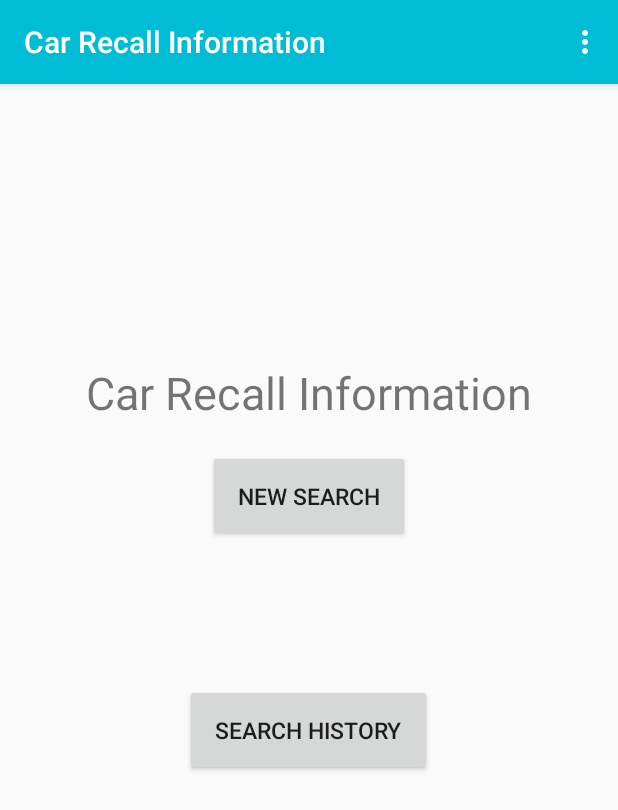
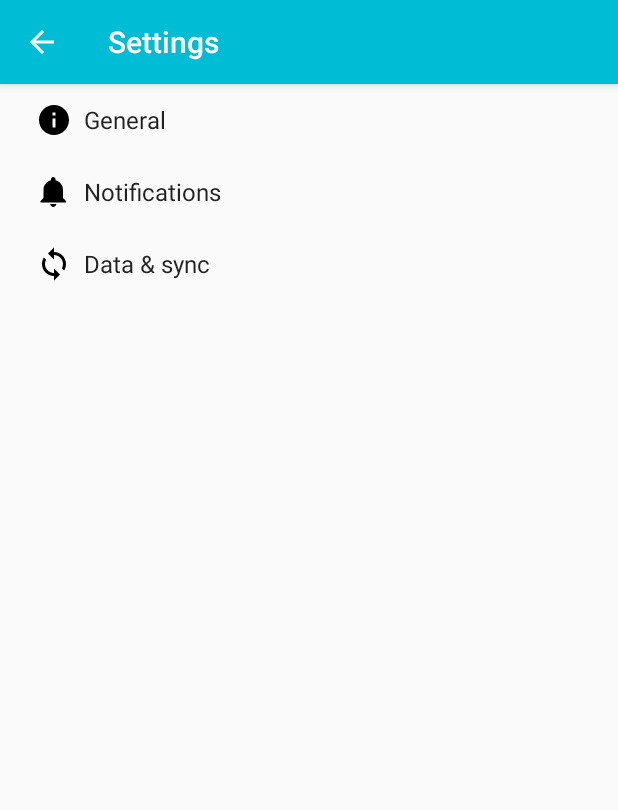
Before and after one commit to kevmck/CS656, an Android app: the screen it shows after launch (MainActivity before the commit, SettingsActivity after it), in the options menu, after a tap on "Settings", on a phone screen of 412 x 824 dp. Shown: the top 810 px of the screen. Run offline under Robolectric (Android 15) with nearby library versions, the phone set to English and light mode, and no system bars.

Commit message:
All menus working
Next action:
about page
import Kevins functions

```diff
--- a/CRI/app/build.gradle
+++ b/CRI/app/build.gradle
@@ -27,5 +27,6 @@ dependencies {
     compile 'com.android.support:appcompat-v7:25.1.1'
     compile 'com.android.support:design:25.1.1'
     compile 'com.android.support.constraint:constraint-layout:1.0.2'
+    compile 'com.android.support:support-v4:25.3.0'
     testCompile 'junit:junit:4.12'
 }
--- /dev/null
+++ b/CRI/app/src/main/java/cs656/cri/AppCompatPreferenceActivity.java
@@ -0,0 +1,109 @@
+package cs656.cri;
+
+import android.content.res.Configuration;
+import android.os.Bundle;
+import android.preference.PreferenceActivity;
+import android.support.annotation.LayoutRes;
+import android.support.annotation.Nullable;
+import android.support.v7.app.ActionBar;
+import android.support.v7.app.AppCompatDelegate;
+import android.support.v7.widget.Toolbar;
+import android.view.MenuInflater;
+import android.view.View;
+import android.view.ViewGroup;
+
+/**
+ * A {@link android.preference.PreferenceActivity} which implements and proxies the necessary calls
+ * to be used with AppCompat.
+ */
+public abstract class AppCompatPreferenceActivity extends PreferenceActivity {
+
+    private AppCompatDelegate mDelegate;
+
+    @Override
+    protected void onCreate(Bundle savedInstanceState) {
+        getDelegate().installViewFactory();
+        getDelegate().onCreate(savedInstanceState);
+        super.onCreate(savedInstanceState);
+    }
+
+    @Override
+    protected void onPostCreate(Bundle savedInstanceState) {
+        super.onPostCreate(savedInstanceState);
+        getDelegate().onPostCreate(savedInstanceState);
+    }
+
+    public ActionBar getSupportActionBar() {
+        return getDelegate().getSupportActionBar();
+    }
+
+    public void setSupportActionBar(@Nullable Toolbar toolbar) {
+        getDelegate().setSupportActionBar(toolbar);
+    }
+
+    @Override
+    public MenuInflater getMenuInflater() {
+        return getDelegate().getMenuInflater();
+    }
+
+    @Override
+    public void setContentView(@LayoutRes int layoutResID) {
+        getDelegate().setContentView(layoutResID);
+    }
+
+    @Override
+    public void setContentView(View view) {
+        getDelegate().setContentView(view);
+    }
+
+    @Override
+    public void setContentView(View view, ViewGroup.LayoutParams params) {
+        getDelegate().setContentView(view, params);
+    }
+
+    @Override
+    public void addContentView(View view, ViewGroup.LayoutParams params) {
+        getDelegate().addContentView(view, params);
+    }
+
+    @Override
+    protected void onPostResume() {
+        super.onPostResume();
+        getDelegate().onPostResume();
+    }
+
+    @Override
+    protected void onTitleChanged(CharSequence title, int color) {
+        super.onTitleChanged(title, color);
+        getDelegate().setTitle(title);
+    }
+
+    @Override
+    public void onConfigurationChanged(Configuration newConfig) {
+        super.onConfigurationChanged(newConfig);
+        getDelegate().onConfigurationChanged(newConfig);
+    }
+
+    @Override
+    protected void onStop() {
+        super.onStop();
+        getDelegate().onStop();
+    }
+
+    @Override
+    protected void onDestroy() {
+        super.onDestroy();
+        getDelegate().onDestroy();
+    }
+
+    public void invalidateOptionsMenu() {
+        getDelegate().invalidateOptionsMenu();
+    }
+
+    private AppCompatDelegate getDelegate() {
+        if (mDelegate == null) {
+            mDelegate = AppCompatDelegate.create(this, null);
+        }
+        return mDelegate;
+    }
+}
--- a/CRI/app/src/main/java/cs656/cri/MainActivity.java
+++ b/CRI/app/src/main/java/cs656/cri/MainActivity.java
@@ -54,6 +54,18 @@ public class MainActivity extends AppCompatActivity {
         startActivity(intent);
     }
 
+    private void launchActivity3()
+    {
+        Intent intent = new Intent(this, SettingsActivity.class);
+        startActivity(intent);
+    }
+
+    private void launchActivity4()
+    {
+        Intent intent = new Intent(this, About.class);
+        startActivity(intent);
+    }
+
     @Override
     public boolean onCreateOptionsMenu(Menu menu) {
         // Inflate the menu; this adds items to the action bar if it is present.
@@ -63,17 +75,24 @@ public class MainActivity extends AppCompatActivity {
 
     @Override
     public boolean onOptionsItemSelected(MenuItem item) {
-        // Handle action bar item clicks here. The action bar will
-        // automatically handle clicks on the Home/Up button, so long
-        // as you specify a parent activity in AndroidManifest.xml.
-        int id = item.getItemId();
+        switch (item.getItemId())
+        {
+            case R.id.action_settings:
+                launchActivity();
+                return true;
+            case R.id.action_settings1:
+                launchActivity2();
+                return true;
+            case R.id.action_settings2:
+                launchActivity3();
+                return true;
+            case R.id.action_settings3:
+                launchActivity4();
+                return true;
+            default:
+                return super.onOptionsItemSelected(item);
 
-        //noinspection SimplifiableIfStatement
-        if (id == R.id.action_settings) {
-            return true;
         }
-
-        return super.onOptionsItemSelected(item);
     }
 
     private void launchCarSearch()
--- /dev/null
+++ b/CRI/app/src/main/res/drawable/ic_info_black_24dp.xml
@@ -0,0 +1,9 @@
+<vector xmlns:android="http://schemas.android.com/apk/res/android"
+    android:width="24dp"
+    android:height="24dp"
+    android:viewportHeight="24.0"
+    android:viewportWidth="24.0">
+    <path
+        android:fillColor="#FF000000"
+        android:pathData="M12,2C6.48,2 2,6.48 2,12s4.48,10 10,10 10,-4.48 10,-10S17.52,2 12,2zm1,15h-2v-6h2v6zm0,-8h-2V7h2v2z" />
+</vector>
--- /dev/null
+++ b/CRI/app/src/main/res/drawable/ic_notifications_black_24dp.xml
@@ -0,0 +1,9 @@
+<vector xmlns:android="http://schemas.android.com/apk/res/android"
+    android:width="24dp"
+    android:height="24dp"
+    android:viewportHeight="24.0"
+    android:viewportWidth="24.0">
+    <path
+        android:fillColor="#FF000000"
+        android:pathData="M11.5,22c1.1,0 2,-0.9 2,-2h-4c0,1.1 0.9,2 2,2zm6.5,-6v-5.5c0,-3.07 -2.13,-5.64 -5,-6.32V3.5c0,-0.83 -0.67,-1.5 -1.5,-1.5S10,2.67 10,3.5v0.68c-2.87,0.68 -5,3.25 -5,6.32V16l-2,2v1h17v-1l-2,-2z" />
+</vector>
--- /dev/null
+++ b/CRI/app/src/main/res/drawable/ic_sync_black_24dp.xml
@@ -0,0 +1,9 @@
+<vector xmlns:android="http://schemas.android.com/apk/res/android"
+    android:width="24dp"
+    android:height="24dp"
+    android:viewportHeight="24.0"
+    android:viewportWidth="24.0">
+    <path
+        android:fillColor="#FF000000"
+        android:pathData="M12 4V1L8 5l4 4V6c3.31 0 6 2.69 6 6 0 1.01,-.25 1.97,-.7 2.8l1.46 1.46C19.54 15.03 20 13.57 20 12c0,-4.42,-3.58,-8,-8,-8zm0 14c-3.31 0,-6,-2.69,-6,-6 0,-1.01.25,-1.97.7,-2.8L5.24 7.74C4.46 8.97 4 10.43 4 12c0 4.42 3.58 8 8 8v3l4,-4,-4,-4v3z" />
+</vector>
--- a/CRI/app/src/main/res/values/strings.xml
+++ b/CRI/app/src/main/res/values/strings.xml
@@ -74,5 +74,78 @@
         <item>1950</item>
         <item>1949</item>
     </string-array>
+    <string name="title_activity_settings">Settings</string>
+
+    <!-- Strings related to Settings -->
+
+    <!-- Example General settings -->
+    <string name="pref_header_general">General</string>
+
+    <string name="pref_title_social_recommendations">Enable social recommendations</string>
+    <string name="pref_description_social_recommendations">Recommendations for people to contact
+        based on your message history
+    </string>
+
+    <string name="pref_title_display_name">Display name</string>
+    <string name="pref_default_display_name">John Smith</string>
+
+    <string name="pref_title_add_friends_to_messages">Add friends to messages</string>
+    <string-array name="pref_example_list_titles">
+        <item>Always</item>
+        <item>When possible</item>
+        <item>Never</item>
+    </string-array>
+    <string-array name="pref_example_list_values">
+        <item>1</item>
+        <item>0</item>
+        <item>-1</item>
+    </string-array>
+
+    <!-- Example settings for Data & Sync -->
+    <string name="pref_header_data_sync">Data &amp; sync</string>
+
+    <string name="pref_title_sync_frequency">Sync frequency</string>
+    <string-array name="pref_sync_frequency_titles">
+        <item>15 minutes</item>
+        <item>30 minutes</item>
+        <item>1 hour</item>
+        <item>3 hours</item>
+        <item>6 hours</item>
+        <item>Never</item>
+    </string-array>
+    <string-array name="pref_sync_frequency_values">
+        <item>15</item>
+        <item>30</item>
+        <item>60</item>
+        <item>180</item>
+        <item>360</item>
+        <item>-1</item>
+    </string-array>
+
+    <string-array name="list_preference_entries">
+        <item>Entry 1</item>
+        <item>Entry 2</item>
+        <item>Entry 3</item>
+    </string-array>
+
+    <string-array name="list_preference_entry_values">
+        <item>1</item>
+        <item>2</item>
+        <item>3</item>
+    </string-array>
+
+    <string-array name="multi_select_list_preference_default_value" />
+
+    <string name="pref_title_system_sync_settings">System sync settings</string>
+
+    <!-- Example settings for Notifications -->
+    <string name="pref_header_notifications">Notifications</string>
+
+    <string name="pref_title_new_message_notifications">New message notifications</string>
+
+    <string name="pref_title_ringtone">Ringtone</string>
+    <string name="pref_ringtone_silent">Silent</string>
+
+    <string name="pref_title_vibrate">Vibrate</string>
 
 </resources>
--- /dev/null
+++ b/CRI/app/src/main/res/xml/pref_data_sync.xml
@@ -0,0 +1,21 @@
+<PreferenceScreen xmlns:android="http://schemas.android.com/apk/res/android">
+
+    <!-- NOTE: Hide buttons to simplify the UI. Users can touch outside the dialog to
+         dismiss it. -->
+    <!-- NOTE: ListPreference's summary should be set to its value by the activity code. -->
+    <ListPreference
+        android:defaultValue="180"
+        android:entries="@array/pref_sync_frequency_titles"
+        android:entryValues="@array/pref_sync_frequency_values"
+        android:key="sync_frequency"
+        android:negativeButtonText="@null"
+        android:positiveButtonText="@null"
+        android:title="@string/pref_title_sync_frequency" />
+
+    <!-- This preference simply launches an intent when selected. Use this UI sparingly, per
+         design guidelines. -->
+    <Preference android:title="@string/pref_title_system_sync_settings">
+        <intent android:action="android.settings.SYNC_SETTINGS" />
+    </Preference>
+
+</PreferenceScreen>
--- /dev/null
+++ b/CRI/app/src/main/res/xml/pref_general.xml
@@ -0,0 +1,33 @@
+<PreferenceScreen xmlns:android="http://schemas.android.com/apk/res/android">
+
+    <SwitchPreference
+        android:defaultValue="true"
+        android:key="example_switch"
+        android:summary="@string/pref_description_social_recommendations"
+        android:title="@string/pref_title_social_recommendations" />
+
+    <!-- NOTE: EditTextPreference accepts EditText attributes. -->
+    <!-- NOTE: EditTextPreference's summary should be set to its value by the activity code. -->
+    <EditTextPreference
+        android:capitalize="words"
+        android:defaultValue="@string/pref_default_display_name"
+        android:inputType="textCapWords"
+        android:key="example_text"
+        android:maxLines="1"
+        android:selectAllOnFocus="true"
+        android:singleLine="true"
+        android:title="@string/pref_title_display_name" />
+
+    <!-- NOTE: Hide buttons to simplify the UI. Users can touch outside the dialog to
+         dismiss it. -->
+    <!-- NOTE: ListPreference's summary should be set to its value by the activity code. -->
+    <ListPreference
+        android:defaultValue="-1"
+        android:entries="@array/pref_example_list_titles"
+        android:entryValues="@array/pref_example_list_values"
+        android:key="example_list"
+        android:negativeButtonText="@null"
+        android:positiveButtonText="@null"
+        android:title="@string/pref_title_add_friends_to_messages" />
+
+</PreferenceScreen>
--- /dev/null
+++ b/CRI/app/src/main/res/xml/pref_headers.xml
@@ -0,0 +1,20 @@
+<preference-headers xmlns:android="http://schemas.android.com/apk/res/android">
+
+    <!-- These settings headers are only used on tablets. -->
+
+    <header
+        android:fragment="cs656.cri.SettingsActivity$GeneralPreferenceFragment"
+        android:icon="@drawable/ic_info_black_24dp"
+        android:title="@string/pref_header_general" />
+
+    <header
+        android:fragment="cs656.cri.SettingsActivity$NotificationPreferenceFragment"
+        android:icon="@drawable/ic_notifications_black_24dp"
+        android:title="@string/pref_header_notifications" />
+
+    <header
+        android:fragment="cs656.cri.SettingsActivity$DataSyncPreferenceFragment"
+        android:icon="@drawable/ic_sync_black_24dp"
+        android:title="@string/pref_header_data_sync" />
+
+</preference-headers>
--- /dev/null
+++ b/CRI/app/src/main/res/xml/pref_notification.xml
@@ -0,0 +1,27 @@
+<PreferenceScreen xmlns:android="http://schemas.android.com/apk/res/android">
+
+    <!-- A 'parent' preference, which enables/disables child preferences (below)
+         when checked/unchecked. -->
+    <SwitchPreference
+        android:defaultValue="true"
+        android:key="notifications_new_message"
+        android:title="@string/pref_title_new_message_notifications" />
+
+    <!-- Allows the user to choose a ringtone in the 'notification' category. -->
+    <!-- NOTE: This preference will be enabled only when the checkbox above is checked. -->
+    <!-- NOTE: RingtonePreference's summary should be set to its value by the activity code. -->
+    <RingtonePreference
+        android:defaultValue="content://settings/system/notification_sound"
+        android:dependency="notifications_new_message"
+        android:key="notifications_new_message_ringtone"
+        android:ringtoneType="notification"
+        android:title="@string/pref_title_ringtone" />
+
+    <!-- NOTE: This preference will be enabled only when the checkbox above is checked. -->
+    <SwitchPreference
+        android:defaultValue="true"
+        android:dependency="notifications_new_message"
+        android:key="notifications_new_message_vibrate"
+        android:title="@string/pref_title_vibrate" />
+
+</PreferenceScreen>
```
Also changed, not shown: CRI/app/src/main/AndroidManifest.xml (+13 -4 lines), CRI/app/src/main/java/cs656/cri/About.java (added, +13 -0 lines), CRI/app/src/main/java/cs656/cri/SettingsActivity.java (added, +267 -0 lines), CRI/app/src/main/res/layout/activity_about.xml (added, +9 -0 lines).
